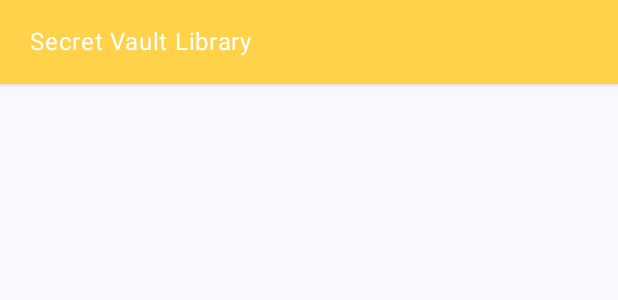
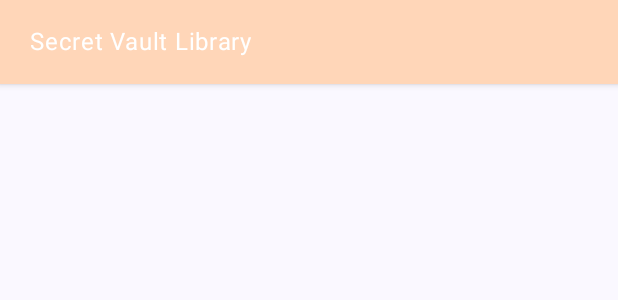
Before and after one commit to SusanaGit/secret-vault-library, an Android app built with Jetpack Compose: the @Preview function GreetingPreview, on a phone screen of 412 x 824 dp. Shown: the top 300 px of the screen. Run offline under Robolectric (Android 15) with nearby library versions, the phone set to English and light mode, and no system bars.

Commit message:
add palette colours

```diff
--- a/app/src/main/java/com/example/secret_vault_library/Bar.kt
+++ b/app/src/main/java/com/example/secret_vault_library/Bar.kt
@@ -25,6 +25,6 @@ fun BarView(
             )
         },
         elevation = 3.dp,
-        backgroundColor = colorResource(id = R.color.bar)
+        backgroundColor = colorResource(id = R.color.color4)
     )
 }
--- a/app/src/main/res/values/colors.xml
+++ b/app/src/main/res/values/colors.xml
@@ -7,5 +7,10 @@
     <color name="teal_700">#FF018786</color>
     <color name="black">#FF000000</color>
     <color name="white">#FFFFFFFF</color>
-    <color name="bar">#FFD24A</color>
+
+    <color name="color1">#ee5e70</color>
+    <color name="color2">#ffb0b8</color>
+    <color name="color3">#ffe0e3</color>
+    <color name="color4">#ffd6b8</color>
+    <color name="color5">#eea270</color>
 </resources>
```
